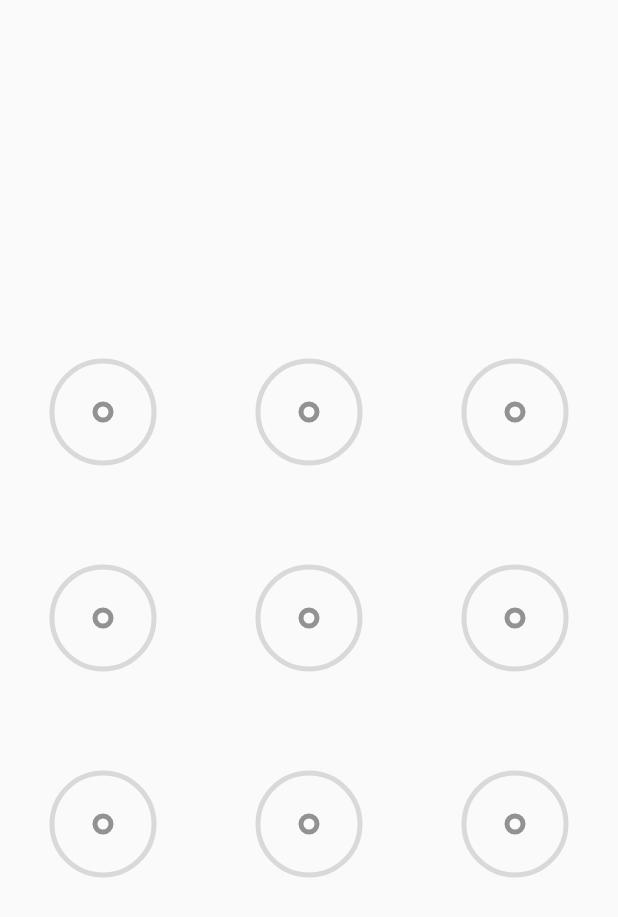
After one commit to AdamRight/TeaTool, an Android app: the MazeLockActivity screen opened directly, with no data from a screen before it, on a phone screen of 412 x 824 dp. The commit adds this screen. Shown: the top 917 px of the screen. Run offline under Robolectric (Android 15) with nearby library versions, the phone set to English and light mode, and no system bars.

Commit message:
自定义九宫格初始化实现

```diff
--- a/app/src/main/AndroidManifest.xml
+++ b/app/src/main/AndroidManifest.xml
@@ -25,7 +25,8 @@
         <activity android:name=".arcspeed.ArcSpeedActivity" />
         <activity android:name=".cliptext.ClipTextActivity" />
         <activity android:name=".tearatingbar.TeaRatingBarActivity" />
-        <activity android:name=".letterindex.LetterIndexActivity"></activity>
+        <activity android:name=".letterindex.LetterIndexActivity" />
+        <activity android:name=".mazelock.MazeLockActivity"></activity>
     </application>
 
 </manifest>
--- a/app/src/main/java/com/tea/teatool/MainActivity.java
+++ b/app/src/main/java/com/tea/teatool/MainActivity.java
@@ -21,6 +21,7 @@ import com.tea.teatool.cliptext.ClipTextActivity;
 import com.tea.teatool.flow.FlowActivity;
 import com.tea.teatool.keyboard.KeyBoardActivity;
 import com.tea.teatool.letterindex.LetterIndexActivity;
+import com.tea.teatool.mazelock.MazeLockActivity;
 import com.tea.teatool.tearatingbar.TeaRatingBarActivity;
 import com.tea.teatool.teatextview.TeaTextViewActivity;
 import com.tea.teatool.webshop.WebShopActivity;
@@ -136,6 +137,7 @@ public class MainActivity extends AppCompatActivity implements MainAdapter.OnIte
         mDatas.add("自定义文字变色");
         mDatas.add("自定义星星评分");
         mDatas.add("自定义字母索引");
+        mDatas.add("自定义九宫格解锁");
     }
 
     @Override
@@ -165,6 +167,9 @@ public class MainActivity extends AppCompatActivity implements MainAdapter.OnIte
             case 7:
                 startActivity(new Intent(this, LetterIndexActivity.class));
                 break;
+            case 8:
+                startActivity(new Intent(this, MazeLockActivity.class));
+                break;
         }
     }
 }
--- /dev/null
+++ b/app/src/main/java/com/tea/teatool/mazelock/MazeLockActivity.java
@@ -0,0 +1,15 @@
+package com.tea.teatool.mazelock;
+
+import android.os.Bundle;
+import android.support.v7.app.AppCompatActivity;
+
+import com.tea.teatool.R;
+
+public class MazeLockActivity extends AppCompatActivity {
+
+    @Override
+    protected void onCreate(Bundle savedInstanceState) {
+        super.onCreate(savedInstanceState);
+        setContentView(R.layout.activity_maze_lock);
+    }
+}
--- /dev/null
+++ b/app/src/main/java/com/tea/teatool/mazelock/MazeLockView.java
@@ -0,0 +1,137 @@
+package com.tea.teatool.mazelock;
+
+import android.content.Context;
+import android.graphics.Canvas;
+import android.graphics.Paint;
+import android.support.annotation.Nullable;
+import android.util.AttributeSet;
+import android.view.View;
+
+/**
+ * Created by Admin on 2019/6/10.
+ */
+
+public class MazeLockView extends View {
+
+    private boolean isInit = false;
+
+    private int mDotRadius = 0;
+
+    // 二维数组初始化，int[3][3]
+    private Point[][] mPoints = new Point[3][3];
+
+    // 画笔
+    private Paint mLinePaint;
+    private Paint mPressedPaint;
+    private Paint mErrorPaint;
+    private Paint mNormalPaint;
+    private Paint mArrowPaint;
+    // 颜色
+    private int mOuterPressedColor = 0xff8cbad8;
+    private int mInnerPressedColor = 0xff0596f6;
+    private int mOuterNormalColor = 0xffd9d9d9;
+    private int mInnerNormalColor = 0xff929292;
+    private int mOuterErrorColor = 0xff901032;
+    private int mInnerErrorColor = 0xffea0945;
+
+    public MazeLockView(Context context) {
+        this(context, null);
+    }
+
+    public MazeLockView(Context context, @Nullable AttributeSet attrs) {
+        this(context, attrs, 0);
+    }
+
+    public MazeLockView(Context context, @Nullable AttributeSet attrs, int defStyleAttr) {
+        super(context, attrs, defStyleAttr);
+    }
+
+    @Override
+    protected void onDraw(Canvas canvas) {
+        if (!isInit) {
+            initDot();
+            initPaint();
+            isInit = true;
+        }
+
+        drawMaze(canvas);
+    }
+
+    private void drawMaze(Canvas canvas) {
+        for (int i = 0; i < 3; i++) {
+            for (int j = 0; j < mPoints[i].length; j++) {
+                // 先绘制外圆
+                mNormalPaint.setColor(mOuterNormalColor);
+                canvas.drawCircle(mPoints[i][j].x, mPoints[i][j].y, mDotRadius, mNormalPaint);
+                // 后绘制内圆
+                mNormalPaint.setColor(mInnerNormalColor);
+                canvas.drawCircle(mPoints[i][j].x, mPoints[i][j].y, mDotRadius / 6, mNormalPaint);
+            }
+        }
+    }
+
+    private void initPaint() {
+        // 线的画笔
+        mLinePaint = new Paint();
+        mLinePaint.setColor(mInnerPressedColor);
+        mLinePaint.setStyle(Paint.Style.STROKE);
+        mLinePaint.setAntiAlias(true);
+        mLinePaint.setStrokeWidth(mDotRadius / 9);
+        // 按下的画笔
+        mPressedPaint = new Paint();
+        mPressedPaint.setStyle(Paint.Style.STROKE);
+        mPressedPaint.setAntiAlias(true);
+        mPressedPaint.setStrokeWidth(mDotRadius / 6);
+        // 错误的画笔
+        mErrorPaint = new Paint();
+        mErrorPaint.setStyle(Paint.Style.STROKE);
+        mErrorPaint.setAntiAlias(true);
+        mErrorPaint.setStrokeWidth(mDotRadius / 6);
+        // 默认的画笔
+        mNormalPaint = new Paint();
+        mNormalPaint.setStyle(Paint.Style.STROKE);
+        mNormalPaint.setAntiAlias(true);
+        mNormalPaint.setStrokeWidth(mDotRadius / 9);
+        // 箭头的画笔
+        mArrowPaint = new Paint();
+        mArrowPaint.setColor(mInnerPressedColor);
+        mArrowPaint.setStyle(Paint.Style.FILL);
+        mArrowPaint.setAntiAlias(true);
+
+    }
+
+    private void initDot() {
+        int width = getWidth();
+        int heigh = getHeight();
+
+        int offsetY = (heigh - width) / 2;
+        int spaceWidth = width / 3;
+        mDotRadius = width / 12;
+
+        mPoints[0][0] = new Point(spaceWidth / 2, offsetY + spaceWidth / 2, 0);
+        mPoints[0][1] = new Point(spaceWidth * 3 / 2, offsetY + spaceWidth / 2, 1);
+        mPoints[0][2] = new Point(spaceWidth * 5 / 2, offsetY + spaceWidth / 2, 2);
+        mPoints[1][0] = new Point(spaceWidth / 2, offsetY + spaceWidth * 3/ 2, 3);
+        mPoints[1][1] = new Point(spaceWidth * 3 / 2, offsetY + spaceWidth * 3/ 2, 4);
+        mPoints[1][2] = new Point(spaceWidth * 5 / 2, offsetY + spaceWidth * 3/ 2, 5);
+        mPoints[2][0] = new Point(spaceWidth / 2, offsetY + spaceWidth * 5/ 2, 6);
+        mPoints[2][1] = new Point(spaceWidth * 3 / 2, offsetY + spaceWidth * 5/ 2, 7);
+        mPoints[2][2] = new Point(spaceWidth * 5 / 2, offsetY + spaceWidth * 5/ 2, 8);
+
+    }
+
+    class Point {
+        public int x, y,index;
+        public Point(int x, int y, int index) {
+            this.x = x ;
+            this.y = y;
+            this.index = index;
+        }
+
+        private int STATUS_NORMAL = 1;
+        private int STATUS_PRESSED = 2;
+        private int STATUS_ERROR = 3;
+        //当前点的状态 有三种状态
+        private int status = STATUS_NORMAL;
+    }
+}
--- /dev/null
+++ b/app/src/main/res/layout/activity_maze_lock.xml
@@ -0,0 +1,13 @@
+<?xml version="1.0" encoding="utf-8"?>
+<RelativeLayout xmlns:android="http://schemas.android.com/apk/res/android"
+    xmlns:app="http://schemas.android.com/apk/res-auto"
+    xmlns:tools="http://schemas.android.com/tools"
+    android:layout_width="match_parent"
+    android:layout_height="match_parent"
+    tools:context="com.tea.teatool.mazelock.MazeLockActivity">
+
+    <com.tea.teatool.mazelock.MazeLockView
+        android:layout_width="match_parent"
+        android:layout_height="match_parent" />
+
+</RelativeLayout>
```
